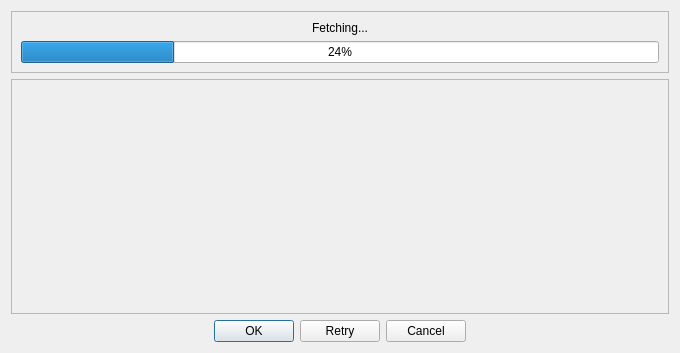
Old version of the form ui/FetchProgressDialog.ui in the repository CS-4820-Library-Project/COUNTER-5-Report-Tool-2020-5.0.
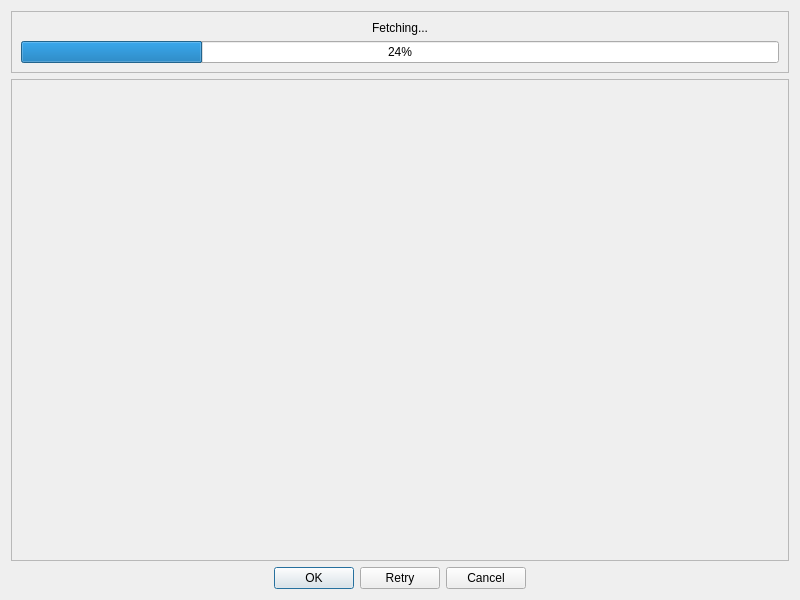
New version of the form.

Commit message: Increased size of fetch progress dialog

```diff
--- a/ui/FetchProgressDialog.ui
+++ b/ui/FetchProgressDialog.ui
@@ -6,8 +6,8 @@
    <rect>
     <x>0</x>
     <y>0</y>
-    <width>680</width>
-    <height>353</height>
+    <width>800</width>
+    <height>600</height>
    </rect>
   </property>
   <property name="minimumSize">
@@ -88,8 +88,8 @@
        <rect>
         <x>0</x>
         <y>0</y>
-        <width>660</width>
-        <height>236</height>
+        <width>780</width>
+        <height>480</height>
        </rect>
       </property>
       <layout class="QVBoxLayout" name="scroll_area_vertical_layout"/>
```
The commit also changes 1 other file.
